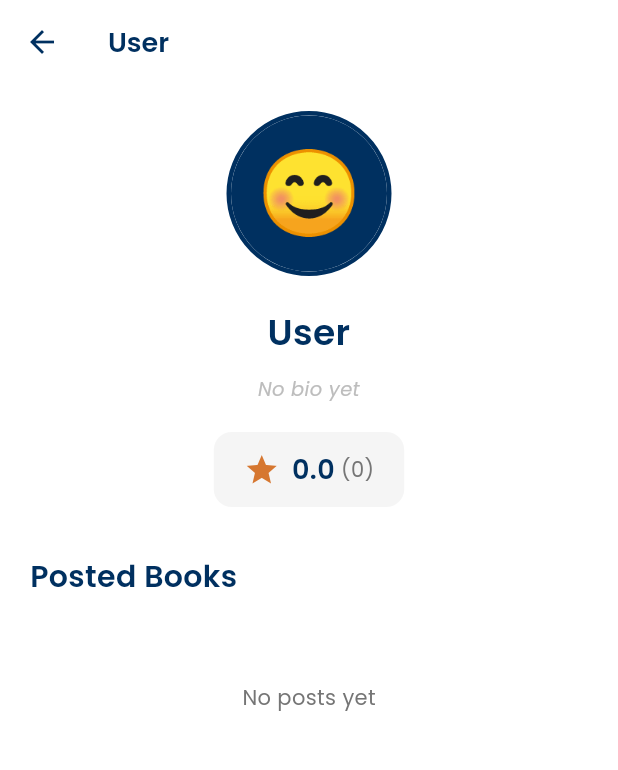
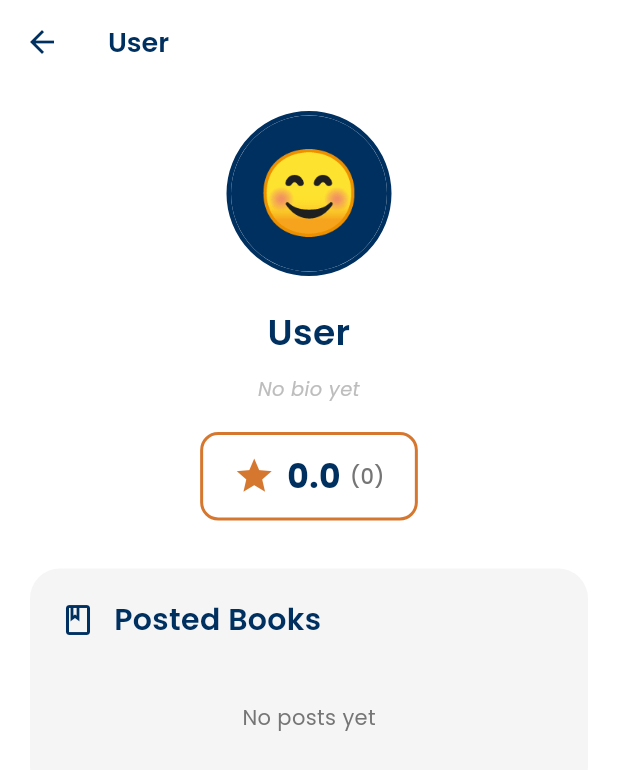
Before and after one commit to joerosspalabrica-srphm/Flutter-App-Dev-Book-Nest, a Flutter app: the OtherUserProfileScreen screen opened directly with empty values, on a phone screen of 412 x 824 dp. Shown: the top 770 px of the screen. Run offline on Flutter 3.47's test engine with Material 3 defaults, Android fonts, the phone set to English and light mode, and no system bars; our stand-ins replace firebase_auth, firebase_core, firebase_database, google_fonts, image_picker, shared_preferences; accounts and stored records are empty; statements that could not run were skipped.

Commit message:
feat(profile-others): Display phone number with privacy controls and updated UI styling

```diff
--- a/lib/profile_others_module.dart
+++ b/lib/profile_others_module.dart
@@ -1,4 +1,5 @@
 import 'dart:async';
+import 'dart:convert';
 import 'dart:io';
 import 'package:flutter/material.dart';
 import 'package:google_fonts/google_fonts.dart';
@@ -24,11 +25,17 @@ class OtherUserProfileScreen extends StatefulWidget {
 class _OtherUserProfileScreenState extends State<OtherUserProfileScreen> {
   String userName = 'User';
   String userBio = '';
+  String userEmail = '';
+  String userPhone = '';
   File? _avatarImage;
   double userRating = 0.0;
   int totalRatings = 0;
   List<Map<String, dynamic>> userPostings = [];
   bool isLoading = true;
+
+  // Privacy settings
+  bool showEmail = false;
+  bool showPhone = false;
 
   TextStyle poppinsStyle({
     double fontSize = 14,
@@ -61,6 +68,7 @@ class _OtherUserProfileScreenState extends State<OtherUserProfileScreen> {
       _loadUserAvatar(),
       _loadUserRating(),
       _loadUserPostings(),
+      _loadContactInfo(),
     ]);
 
     setState(() {
@@ -109,16 +117,56 @@ class _OtherUserProfileScreenState extends State<OtherUserProfileScreen> {
     }
   }
 
+  Future<void> _loadContactInfo() async {
+    try {
+      final userRef = FirebaseDatabase.instance.ref('users/${widget.userId}');
+      final snapshot = await userRef.get().timeout(const Duration(seconds: 5));
+
+      if (snapshot.exists && snapshot.value != null) {
+        final data = snapshot.value as Map<dynamic, dynamic>;
+
+        // Load privacy settings (default to true for email, false for phone)
+        final privacy = data['privacy'] as Map<dynamic, dynamic>?;
+        final showEmailSetting = privacy?['showEmail'] ?? true; // Default ON
+        final showPhoneSetting = privacy?['showPhone'] ?? false;
+
+        if (mounted) {
+          setState(() {
+            showEmail = showEmailSetting;
+            showPhone = showPhoneSetting;
+            userEmail = showEmailSetting ? (data['email']?.toString() ?? '') : '';
+            userPhone = showPhoneSetting ? (data['phone']?.toString() ?? '') : '';
+          });
+        }
+      }
+    } catch (e) {
+      print('DEBUG: Error loading contact info: $e');
+    }
+  }
+
   Future<void> _loadUserAvatar() async {
     try {
-      final directory = await getApplicationDocumentsDirectory();
-      final avatarFile = File('${directory.path}/avatar_${widget.userId}.png');
+      // Load avatar from Firebase Database (base64)
+      final snapshot = await FirebaseDatabase.instance
+          .ref('users/${widget.userId}/avatar')
+          .get()
+          .timeout(const Duration(seconds: 5));
 
-      if (await avatarFile.exists()) {
+      if (snapshot.exists && snapshot.value != null) {
+        final avatarBase64 = snapshot.value as String;
+        if (avatarBase64.isNotEmpty) {
+          print('DEBUG: Found avatar in Firebase Database for user ${widget.userId}');
+          // Decode base64 and create temporary file
+          final bytes = base64Decode(avatarBase64);
+          final tempDir = await getApplicationDocumentsDirectory();
+          final avatarFile = File('${tempDir.path}/avatar_${widget.userId}.png');
+          await avatarFile.writeAsBytes(bytes);
+
           if (mounted) {
             setState(() {
               _avatarImage = avatarFile;
             });
+          }
         }
       }
     } catch (e) {
@@ -296,14 +344,77 @@ class _OtherUserProfileScreenState extends State<OtherUserProfileScreen> {
                 ),
               ),
 
+              // Contact Info
+              if (showEmail || showPhone) ...[
+                SizedBox(height: isSmallMobile ? 12 : 16),
+                Padding(
+                  padding: EdgeInsets.symmetric(horizontal: isSmallMobile ? 24 : 32),
+                  child: Column(
+                    children: [
+                      if (showEmail && userEmail.isNotEmpty)
+                        Row(
+                          mainAxisAlignment: MainAxisAlignment.center,
+                          children: [
+                            Icon(
+                              Icons.email_outlined,
+                              size: isSmallMobile ? 16 : 18,
+                              color: const Color(0xFF003060),
+                            ),
+                            const SizedBox(width: 8),
+                            Flexible(
+                              child: Text(
+                                userEmail,
+                                style: poppinsStyle(
+                                  fontSize: isSmallMobile ? 12 : 13,
+                                  color: Colors.grey[700]!,
+                                ),
+                                overflow: TextOverflow.ellipsis,
+                              ),
+                            ),
+                          ],
+                        ),
+                      if (showPhone && userPhone.isNotEmpty) ...[
+                        if (showEmail && userEmail.isNotEmpty)
+                          const SizedBox(height: 8),
+                        Row(
+                          mainAxisAlignment: MainAxisAlignment.center,
+                          children: [
+                            Icon(
+                              Icons.phone_outlined,
+                              size: isSmallMobile ? 16 : 18,
+                              color: const Color(0xFF003060),
+                            ),
+                            const SizedBox(width: 8),
+                            Text(
+                              userPhone,
+                              style: poppinsStyle(
+                                fontSize: isSmallMobile ? 12 : 13,
+                                color: Colors.grey[700]!,
+                              ),
+                            ),
+                          ],
+                        ),
+                      ],
+                    ],
+                  ),
+                ),
+              ],
+
               SizedBox(height: isSmallMobile ? 16 : 20),
 
               // Rating Section
               Container(
-                padding: const EdgeInsets.symmetric(horizontal: 20, vertical: 12),
+                padding: EdgeInsets.symmetric(
+                  horizontal: isSmallMobile ? 16 : 20,
+                  vertical: isSmallMobile ? 10 : 12,
+                ),
                 decoration: BoxDecoration(
-                  color: const Color(0xFFF5F5F5),
+                  color: Colors.white,
                   borderRadius: BorderRadius.circular(12),
+                  border: Border.all(
+                    color: const Color(0xFFD67730),
+                    width: 2,
+                  ),
                 ),
                 child: Row(
                   mainAxisSize: MainAxisSize.min,
@@ -311,22 +422,23 @@ class _OtherUserProfileScreenState extends State<OtherUserProfileScreen> {
                     const Icon(
                       Icons.star,
                       color: Color(0xFFD67730),
-                      size: 24,
+                      size: 28,
                     ),
                     const SizedBox(width: 8),
                     Text(
                       userRating.toStringAsFixed(1),
                       style: poppinsStyle(
-                        fontSize: 18,
-                        fontWeight: FontWeight.w600,
+                        fontSize: isSmallMobile ? 20 : 22,
+                        fontWeight: FontWeight.bold,
                         color: const Color(0xFF003060),
                       ),
                     ),
-                    const SizedBox(width: 4),
+                    const SizedBox(width: 6),
                     Text(
                       '($totalRatings)',
                       style: poppinsStyle(
-                        fontSize: 14,
+                        fontSize: isSmallMobile ? 13 : 14,
+                        fontWeight: FontWeight.w500,
                         color: Colors.grey[600]!,
                       ),
                     ),
@@ -334,12 +446,29 @@ class _OtherUserProfileScreenState extends State<OtherUserProfileScreen> {
                 ),
               ),
 
-              SizedBox(height: isSmallMobile ? 24 : 32),
+              SizedBox(height: isSmallMobile ? 28 : 32),
 
-              // Postings Section
-              Align(
-                alignment: Alignment.centerLeft,
-                child: Text(
+              // Posted Books Section
+              Container(
+                width: double.infinity,
+                constraints: const BoxConstraints(maxWidth: 500),
+                padding: EdgeInsets.all(isSmallMobile ? 16 : 20),
+                decoration: BoxDecoration(
+                  color: const Color(0xFFF5F5F5),
+                  borderRadius: BorderRadius.circular(20),
+                ),
+                child: Column(
+                  crossAxisAlignment: CrossAxisAlignment.start,
+                  children: [
+                    Row(
+                      children: [
+                        const Icon(
+                          Icons.book_outlined,
+                          color: Color(0xFF003060),
+                          size: 24,
+                        ),
+                        const SizedBox(width: 12),
+                        Text(
                           'Posted Books',
                           style: poppinsStyle(
                             fontSize: isSmallMobile ? 18 : 20,
@@ -347,19 +476,20 @@ class _OtherUserProfileScreenState extends State<OtherUserProfileScreen> {
                             color: const Color(0xFF003060),
                           ),
                         ),
+                      ],
                     ),
-
                     const SizedBox(height: 16),
-
                     // Postings List
                     if (userPostings.isEmpty)
                       Padding(
-                  padding: const EdgeInsets.symmetric(vertical: 40),
+                        padding: const EdgeInsets.symmetric(vertical: 24),
+                        child: Center(
                           child: Text(
                             'No posts yet',
                             style: poppinsStyle(
                               fontSize: 14,
                               color: Colors.grey[600]!,
+                            ),
                           ),
                         ),
                       )
@@ -372,6 +502,9 @@ class _OtherUserProfileScreenState extends State<OtherUserProfileScreen> {
                           final post = userPostings[index];
                           return _buildPostingCard(post, isSmallMobile, isMobile);
                         },
+                      ),
+                  ],
+                ),
               ),
             ],
           ),
@@ -408,16 +541,15 @@ class _OtherUserProfileScreenState extends State<OtherUserProfileScreen> {
         );
       },
       child: Container(
-        margin: const EdgeInsets.only(bottom: 16),
-        padding: EdgeInsets.all(isSmallMobile ? 12 : 16),
+        margin: const EdgeInsets.only(bottom: 12),
+        padding: EdgeInsets.all(isSmallMobile ? 14 : 16),
         decoration: BoxDecoration(
           color: Colors.white,
-          borderRadius: BorderRadius.circular(12),
-          border: Border.all(color: Colors.grey[300]!),
+          borderRadius: BorderRadius.circular(16),
           boxShadow: [
             BoxShadow(
-              color: Colors.grey.withOpacity(0.1),
-              blurRadius: 4,
+              color: Colors.black.withOpacity(0.05),
+              blurRadius: 8,
               offset: const Offset(0, 2),
             ),
           ],
```
Lines whose indentation alone changed are shown as unchanged.
